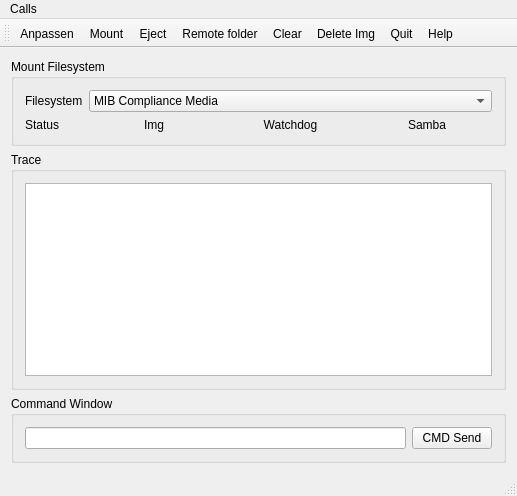
Old version of the form GUI/mainwindow.ui in the repository luxc1101/Raspi-USB-Simulator.
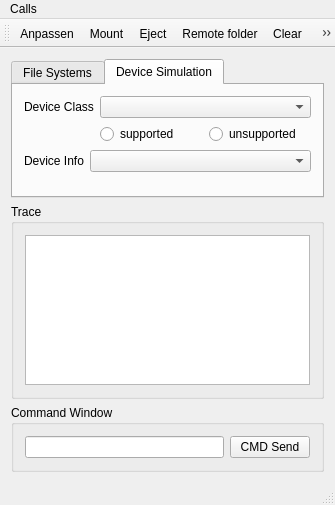
New version of the form. Icons and pictures are not drawn.

Commit message: add dev sim tab

The edit to the form file:
```diff
--- a/GUI/mainwindow.ui
+++ b/GUI/mainwindow.ui
@@ -6,8 +6,8 @@
    <rect>
     <x>0</x>
     <y>0</y>
-    <width>517</width>
-    <height>496</height>
+    <width>335</width>
+    <height>505</height>
    </rect>
   </property>
   <property name="windowTitle">
@@ -16,6 +16,16 @@
   <widget class="QWidget" name="centralWidget">
    <layout class="QGridLayout" name="gridLayout_5">
     <item row="0" column="0">
+     <widget class="QTabWidget" name="tabWidget_">
+      <property name="currentIndex">
+       <number>1</number>
+      </property>
+      <widget class="QWidget" name="USBFS">
+       <attribute name="title">
+        <string>File Systems</string>
+       </attribute>
+       <layout class="QGridLayout" name="gridLayout_6">
+        <item row="0" column="0">
      <widget class="QGroupBox" name="groupBox_mtfs">
       <property name="font">
        <font>
@@ -33,7 +43,7 @@
        <bool>false</bool>
       </property>
       <layout class="QGridLayout" name="gridLayout_2">
-       <item row="0" column="0">
+           <item row="1" column="0">
         <layout class="QGridLayout" name="gridLayout_3">
          <item row="0" column="0">
           <layout class="QFormLayout" name="formLayout">
@@ -151,6 +161,63 @@
       </layout>
      </widget>
     </item>
+       </layout>
+      </widget>
+      <widget class="QWidget" name="DeviceSim">
+       <attribute name="title">
+        <string>Device Simulation</string>
+       </attribute>
+       <layout class="QVBoxLayout" name="verticalLayout">
+        <item>
+         <layout class="QFormLayout" name="formLayout_2">
+          <item row="0" column="0">
+           <widget class="QLabel" name="label_Device">
+            <property name="text">
+             <string>Device Class</string>
+            </property>
+           </widget>
+          </item>
+          <item row="0" column="1">
+           <widget class="QComboBox" name="comboBox_Device"/>
+          </item>
+          <item row="1" column="1">
+           <layout class="QHBoxLayout" name="horizontalLayout_3">
+            <item>
+             <widget class="QRadioButton" name="radioButton_0">
+              <property name="text">
+               <string>supported</string>
+              </property>
+             </widget>
+            </item>
+            <item>
+             <widget class="QRadioButton" name="radioButton_1">
+              <property name="text">
+               <string>unsupported</string>
+              </property>
+             </widget>
+            </item>
+           </layout>
+          </item>
+         </layout>
+        </item>
+        <item>
+         <layout class="QFormLayout" name="formLayout_3">
+          <item row="0" column="0">
+           <widget class="QLabel" name="label_DeviceInfo">
+            <property name="text">
+             <string>Device Info</string>
+            </property>
+           </widget>
+          </item>
+          <item row="0" column="1">
+           <widget class="QComboBox" name="comboBox_3"/>
+          </item>
+         </layout>
+        </item>
+       </layout>
+      </widget>
+     </widget>
+    </item>
     <item row="1" column="0">
      <widget class="QGroupBox" name="groupBox_trace">
       <property name="title">
@@ -193,7 +260,7 @@
     <rect>
      <x>0</x>
      <y>0</y>
-     <width>517</width>
+     <width>335</width>
      <height>21</height>
     </rect>
    </property>
```
Lines whose indentation alone changed are shown as unchanged. The commit also changes 4 other files.
